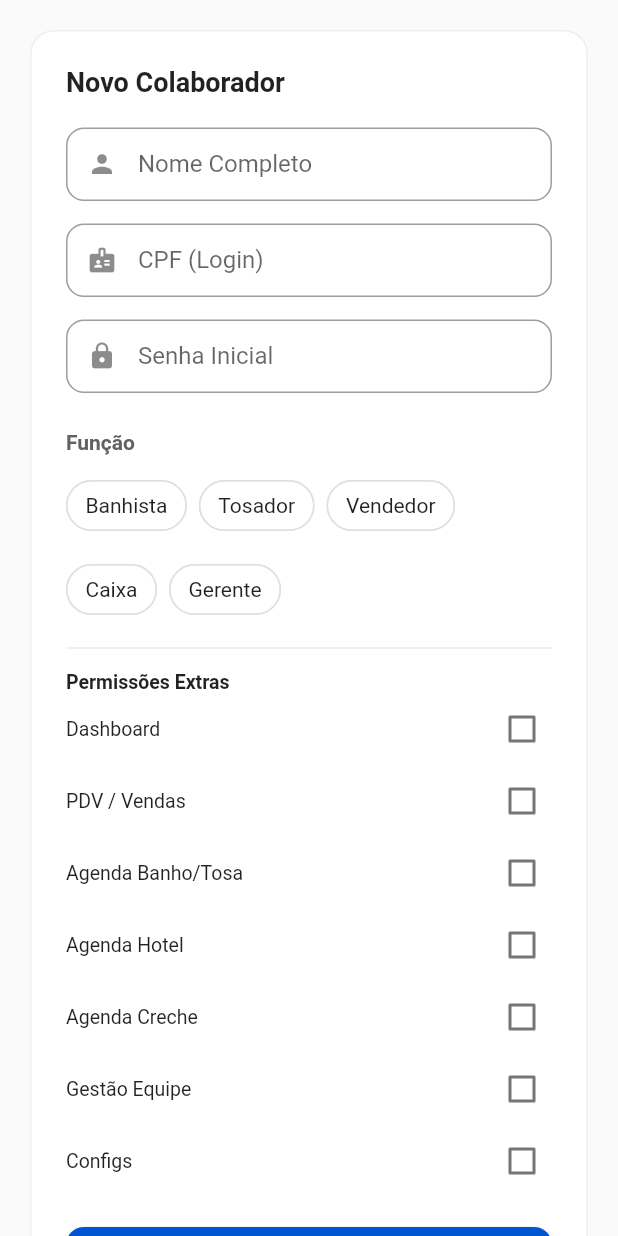
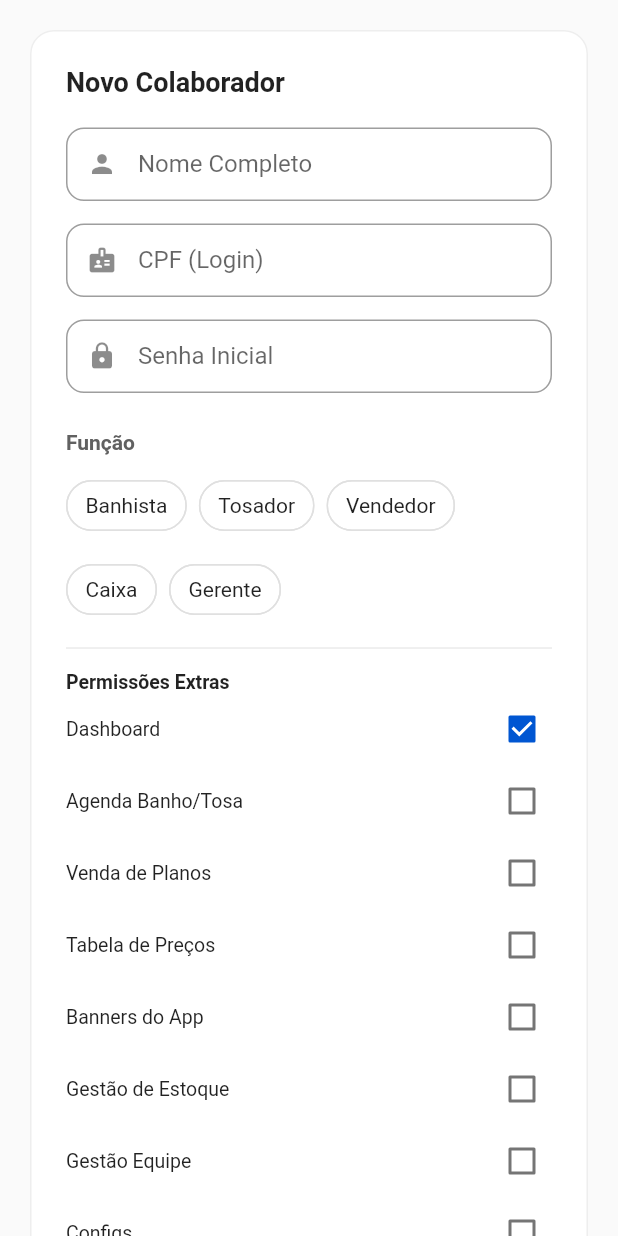
Before and after one commit to darlanv13/agenpets, a Flutter app: the TenantTeamManager widget shown alone on an empty page, opened directly, on a phone screen of 412 x 824 dp. Run offline on Flutter 3.47's test engine with Material 3 defaults, Android fonts, the phone set to English and light mode, and no system bars; our stand-ins replace cloud_firestore, cloud_functions, firebase_auth, firebase_core, firebase_messaging, firebase_storage and 9 more; missing offline and left inert: cpf_cnpj_validator; accounts and stored records are empty.

Commit message:
Painel tenants funcional falaha de acesso

```diff
--- a/lib/painel_admin_tenants/widgets/tenant_team_manager.dart
+++ b/lib/painel_admin_tenants/widgets/tenant_team_manager.dart
@@ -34,21 +34,80 @@ class _TenantTeamManagerState extends State<TenantTeamManager> {
   Set<String> _rolesSelecionadas = {};
 
   // Permissões
-  final Map<String, String> _availablePages = {
+  final Map<String, String> _allPossiblePages = {
     'dashboard': 'Dashboard',
     'loja_pdv': 'PDV / Vendas',
     'banhos_tosa': 'Agenda Banho/Tosa',
     'hotel': 'Agenda Hotel',
     'creche': 'Agenda Creche',
+    'venda_planos': 'Venda de Planos',
+    'gestao_precos': 'Tabela de Preços',
+    'banners_app': 'Banners do App',
+    'gestao_estoque': 'Gestão de Estoque',
     'equipe': 'Gestão Equipe',
     'configuracoes': 'Configs',
   };
+
+  Map<String, String> _filteredAvailablePages = {};
   Map<String, bool> _selectedAccess = {};
 
   @override
   void initState() {
     super.initState();
-    _availablePages.forEach((k, v) => _selectedAccess[k] = false);
+    _loadTenantConfig();
+  }
+
+  Future<void> _loadTenantConfig() async {
+    try {
+      final doc = await _db
+          .collection('tenants')
+          .doc(widget.tenantId)
+          .collection('config')
+          .doc('parametros')
+          .get();
+
+      Map<String, dynamic> config = {};
+      if (doc.exists) config = doc.data()!;
+
+      bool temPdv = config['tem_pdv'] ?? false;
+      bool temBanhoTosa = config['tem_banho_tosa'] ?? true;
+      bool temHotel = config['tem_hotel'] ?? false;
+      bool temCreche = config['tem_creche'] ?? false;
+
+      Map<String, String> filtered = {};
+      _allPossiblePages.forEach((key, value) {
+        if (key == 'loja_pdv' && !temPdv) return;
+        if (key == 'banhos_tosa' && !temBanhoTosa) return;
+        if (key == 'hotel' && !temHotel) return;
+        if (key == 'creche' && !temCreche) return;
+        filtered[key] = value;
+      });
+
+      if (mounted) {
+        setState(() {
+          _filteredAvailablePages = filtered;
+          // Inicializa dashboard como true
+          filtered.keys.forEach((k) {
+            if (!_selectedAccess.containsKey(k)) {
+              _selectedAccess[k] = (k == 'dashboard');
+            }
+          });
+          // Garante dashboard ativo
+          _selectedAccess['dashboard'] = true;
+        });
+      }
+    } catch (e) {
+      print("Erro ao carregar config do tenant: $e");
+      // Fallback
+      if (mounted) {
+        setState(() {
+          _filteredAvailablePages = _allPossiblePages;
+          _allPossiblePages.keys.forEach(
+            (k) => _selectedAccess[k] = (k == 'dashboard'),
+          );
+        });
+      }
+    }
   }
 
   void _toggleRole(String role) {
@@ -56,11 +115,15 @@ class _TenantTeamManagerState extends State<TenantTeamManager> {
       if (_rolesSelecionadas.contains(role)) {
         _rolesSelecionadas.remove(role);
         if (role == 'master')
-          _availablePages.keys.forEach((k) => _selectedAccess[k] = false);
+          _filteredAvailablePages.keys.forEach(
+            (k) => _selectedAccess[k] = false,
+          );
       } else {
         _rolesSelecionadas.add(role);
         if (role == 'master') {
-          _availablePages.keys.forEach((k) => _selectedAccess[k] = true);
+          _filteredAvailablePages.keys.forEach(
+            (k) => _selectedAccess[k] = true,
+          );
           _rolesSelecionadas.add('caixa');
         }
       }
@@ -95,20 +158,10 @@ class _TenantTeamManagerState extends State<TenantTeamManager> {
         'cpf': _cpfController.text,
         'senha': _senhaController.text.trim(),
         'habilidades': _rolesSelecionadas.toList(),
+        'acessos': acessos,
         'perfil': perfil,
         'tenantId': widget.tenantId,
       });
-
-      // Atualiza acessos extras
-      final q = await _db
-          .collection('tenants')
-          .doc(widget.tenantId)
-          .collection('profissionais')
-          .where('documento', isEqualTo: _cpfController.text)
-          .limit(1)
-          .get();
-      if (q.docs.isNotEmpty)
-        await q.docs.first.reference.update({'acessos': acessos});
 
       _clearForm();
       if (mounted) _showSnack("Adicionado!", Colors.green);
@@ -125,7 +178,9 @@ class _TenantTeamManagerState extends State<TenantTeamManager> {
     _senhaController.clear();
     setState(() {
       _rolesSelecionadas.clear();
-      _availablePages.keys.forEach((k) => _selectedAccess[k] = false);
+      _filteredAvailablePages.keys.forEach(
+        (k) => _selectedAccess[k] = (k == 'dashboard'),
+      );
     });
   }
 
@@ -236,14 +291,14 @@ class _TenantTeamManagerState extends State<TenantTeamManager> {
                 "Permissões Extras",
                 style: TextStyle(fontWeight: FontWeight.bold, fontSize: 13),
               ),
-              ..._availablePages.entries
+              ..._filteredAvailablePages.entries
                   .map(
                     (e) => CheckboxListTile(
                       dense: true,
                       contentPadding: EdgeInsets.zero,
                       activeColor: Theme.of(context).primaryColor,
                       title: Text(e.value, style: TextStyle(fontSize: 13)),
-                      value: _selectedAccess[e.key],
+                      value: _selectedAccess[e.key] ?? false,
                       onChanged: (v) =>
                           setState(() => _selectedAccess[e.key] = v!),
                     ),
```
Also changed, not shown: 2 other files.
